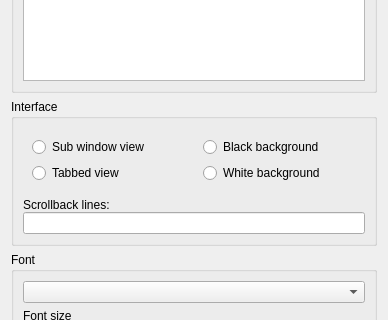
Qt form ComBombGui/configdialog.ui (cdesjardins/ComBomb) before a commit; both pictures show x 0 to 388 and y 169 to 489 of the 388 by 684 pixel window.
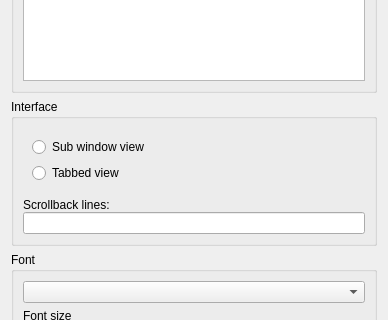
The same form after that commit. Icons and pictures are not drawn. Custom widgets are drawn as their Qt base class.

Commit message: Get rid of white background option

```diff
--- a/ComBombGui/configdialog.ui
+++ b/ComBombGui/configdialog.ui
@@ -122,26 +122,6 @@
            </layout>
           </widget>
          </item>
-         <item>
-          <widget class="QWidget" name="bgWidget" native="true">
-           <layout class="QVBoxLayout" name="verticalLayout_5">
-            <item>
-             <widget class="QRadioButton" name="blackRadioButton">
-              <property name="text">
-               <string>Black background</string>
-              </property>
-             </widget>
-            </item>
-            <item>
-             <widget class="QRadioButton" name="whiteRadioButton">
-              <property name="text">
-               <string>White background</string>
-              </property>
-             </widget>
-            </item>
-           </layout>
-          </widget>
-         </item>
         </layout>
        </widget>
       </item>
```
The commit also changes 6 other files.
